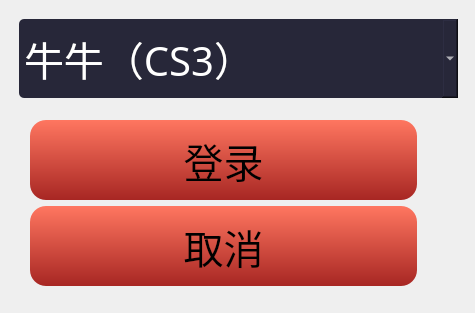
The window that NiuNiu/login.ui (QPKJEDL/deskgame) describes before a commit, drawn with Qt 5.
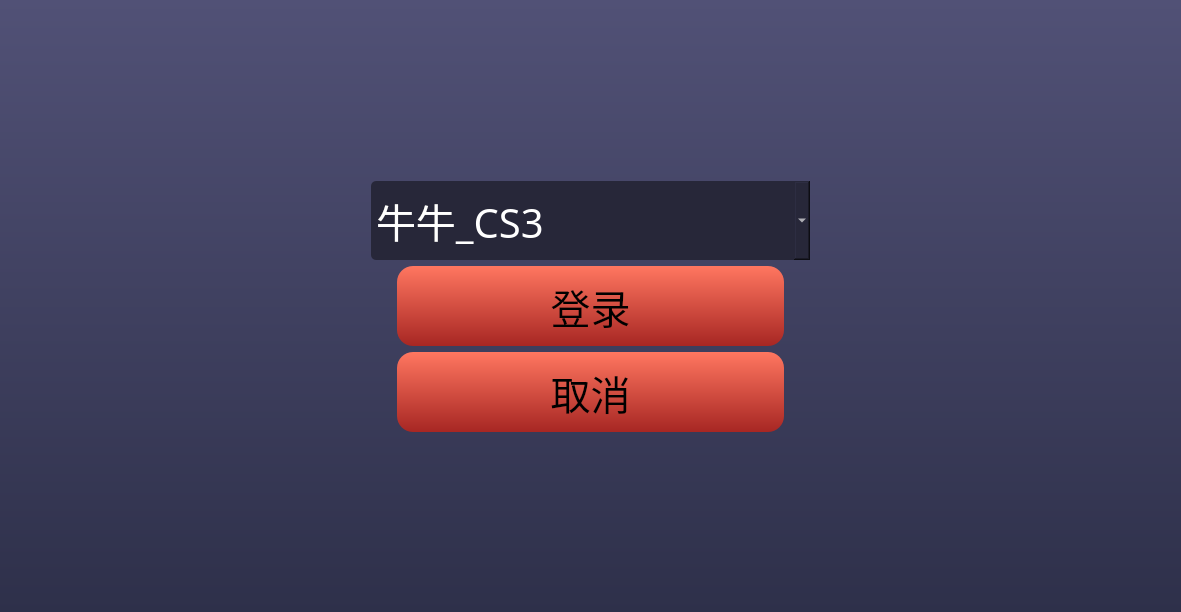
The same window after the commit.

```diff
--- a/NiuNiu/login.ui
+++ b/NiuNiu/login.ui
@@ -6,57 +6,47 @@
    <rect>
     <x>0</x>
     <y>0</y>
-    <width>475</width>
-    <height>313</height>
+    <width>1181</width>
+    <height>612</height>
    </rect>
   </property>
   <property name="windowTitle">
    <string>Form</string>
   </property>
-  <widget class="QPushButton" name="pu_cancel">
-   <property name="geometry">
-    <rect>
-     <x>30</x>
-     <y>206</y>
-     <width>387</width>
-     <height>80</height>
-    </rect>
-   </property>
-   <property name="minimumSize">
-    <size>
-     <width>387</width>
-     <height>80</height>
-    </size>
-   </property>
-   <property name="font">
-    <font>
-     <family>微软雅黑</family>
-     <pointsize>30</pointsize>
-    </font>
-   </property>
    <property name="styleSheet">
-    <string notr="true">QPushButton{background-color:qlineargradient(spread:pad, x1:1, y1:1, x2:1, y2:0, stop:0 rgba(167, 38, 35, 255), stop:1 rgba(255, 118, 96, 255));
-box-shadow:0px 2px 9px 0px rgba(0, 0, 0, 0.77);
-border-radius:16px;}
-QPushButton::pressed{
-background-color: qlineargradient(spread:pad, x1:1, y1:1, x2:1, y2:0, stop:0 rgba(255, 118, 96, 255), stop:1 rgba(167, 38, 35, 255));
-box-shadow:0px 2px 9px 0px rgba(0, 0, 0, 0.77);
-border-radius:16px;
-}</string>
-   </property>
-   <property name="text">
-    <string>取消</string>
-   </property>
-  </widget>
+   <string notr="true">background-color: qlineargradient(spread:pad, x1:0, y1:0, x2:0, y2:1, stop:0 rgba(81, 81, 118, 255), stop:1 rgba(46, 48, 74, 255));</string>
+  </property>
+  <layout class="QVBoxLayout" name="verticalLayout">
+   <item>
+    <spacer name="verticalSpacer">
+     <property name="orientation">
+      <enum>Qt::Vertical</enum>
+     </property>
+     <property name="sizeHint" stdset="0">
+      <size>
+       <width>20</width>
+       <height>160</height>
+      </size>
+     </property>
+    </spacer>
+   </item>
+   <item>
+    <layout class="QHBoxLayout" name="horizontalLayout_3">
+     <item>
+      <spacer name="horizontalSpacer">
+       <property name="orientation">
+        <enum>Qt::Horizontal</enum>
+       </property>
+       <property name="sizeHint" stdset="0">
+        <size>
+         <width>40</width>
+         <height>20</height>
+        </size>
+       </property>
+      </spacer>
+     </item>
+     <item>
   <widget class="QComboBox" name="comboBox">
-   <property name="geometry">
-    <rect>
-     <x>19</x>
-     <y>19</y>
-     <width>439</width>
-     <height>79</height>
-    </rect>
-   </property>
    <property name="minimumSize">
     <size>
      <width>439</width>
@@ -76,19 +66,43 @@
    </property>
    <item>
     <property name="text">
-     <string>牛牛（CS3）</string>
+         <string>牛牛_CS3</string>
     </property>
    </item>
   </widget>
+     </item>
+     <item>
+      <spacer name="horizontalSpacer_2">
+       <property name="orientation">
+        <enum>Qt::Horizontal</enum>
+       </property>
+       <property name="sizeHint" stdset="0">
+        <size>
+         <width>40</width>
+         <height>20</height>
+        </size>
+       </property>
+      </spacer>
+     </item>
+    </layout>
+   </item>
+   <item>
+    <layout class="QHBoxLayout" name="horizontalLayout_2">
+     <item>
+      <spacer name="horizontalSpacer_3">
+       <property name="orientation">
+        <enum>Qt::Horizontal</enum>
+       </property>
+       <property name="sizeHint" stdset="0">
+        <size>
+         <width>40</width>
+         <height>20</height>
+        </size>
+       </property>
+      </spacer>
+     </item>
+     <item>
   <widget class="QPushButton" name="pu_enter">
-   <property name="geometry">
-    <rect>
-     <x>30</x>
-     <y>120</y>
-     <width>387</width>
-     <height>80</height>
-    </rect>
-   </property>
    <property name="minimumSize">
     <size>
      <width>387</width>
@@ -114,7 +128,99 @@
    <property name="text">
     <string>登录</string>
    </property>
-  </widget>
+       <property name="shortcut">
+        <string>Enter</string>
+       </property>
+      </widget>
+     </item>
+     <item>
+      <spacer name="horizontalSpacer_4">
+       <property name="orientation">
+        <enum>Qt::Horizontal</enum>
+       </property>
+       <property name="sizeHint" stdset="0">
+        <size>
+         <width>40</width>
+         <height>20</height>
+        </size>
+       </property>
+      </spacer>
+     </item>
+    </layout>
+   </item>
+   <item>
+    <layout class="QHBoxLayout" name="horizontalLayout">
+     <item>
+      <spacer name="horizontalSpacer_5">
+       <property name="orientation">
+        <enum>Qt::Horizontal</enum>
+       </property>
+       <property name="sizeHint" stdset="0">
+        <size>
+         <width>40</width>
+         <height>20</height>
+        </size>
+       </property>
+      </spacer>
+     </item>
+     <item>
+      <widget class="QPushButton" name="pu_cancel">
+       <property name="minimumSize">
+        <size>
+         <width>387</width>
+         <height>80</height>
+        </size>
+       </property>
+       <property name="font">
+        <font>
+         <family>微软雅黑</family>
+         <pointsize>30</pointsize>
+        </font>
+       </property>
+       <property name="styleSheet">
+        <string notr="true">QPushButton{background-color:qlineargradient(spread:pad, x1:1, y1:1, x2:1, y2:0, stop:0 rgba(167, 38, 35, 255), stop:1 rgba(255, 118, 96, 255));
+box-shadow:0px 2px 9px 0px rgba(0, 0, 0, 0.77);
+border-radius:16px;}
+QPushButton::pressed{
+background-color: qlineargradient(spread:pad, x1:1, y1:1, x2:1, y2:0, stop:0 rgba(255, 118, 96, 255), stop:1 rgba(167, 38, 35, 255));
+box-shadow:0px 2px 9px 0px rgba(0, 0, 0, 0.77);
+border-radius:16px;
+}</string>
+       </property>
+       <property name="text">
+        <string>取消</string>
+       </property>
+      </widget>
+     </item>
+     <item>
+      <spacer name="horizontalSpacer_6">
+       <property name="orientation">
+        <enum>Qt::Horizontal</enum>
+       </property>
+       <property name="sizeHint" stdset="0">
+        <size>
+         <width>40</width>
+         <height>20</height>
+        </size>
+       </property>
+      </spacer>
+     </item>
+    </layout>
+   </item>
+   <item>
+    <spacer name="verticalSpacer_2">
+     <property name="orientation">
+      <enum>Qt::Vertical</enum>
+     </property>
+     <property name="sizeHint" stdset="0">
+      <size>
+       <width>20</width>
+       <height>159</height>
+      </size>
+     </property>
+    </spacer>
+   </item>
+  </layout>
  </widget>
  <resources/>
  <connections/>
```
Lines whose indentation alone changed are shown as unchanged.
